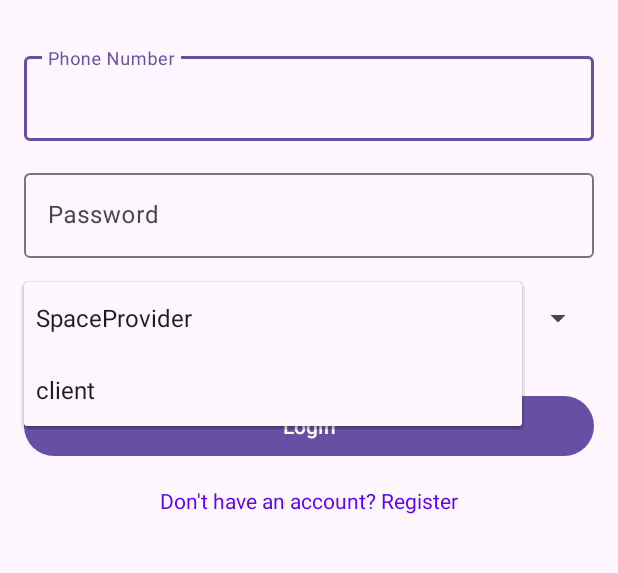
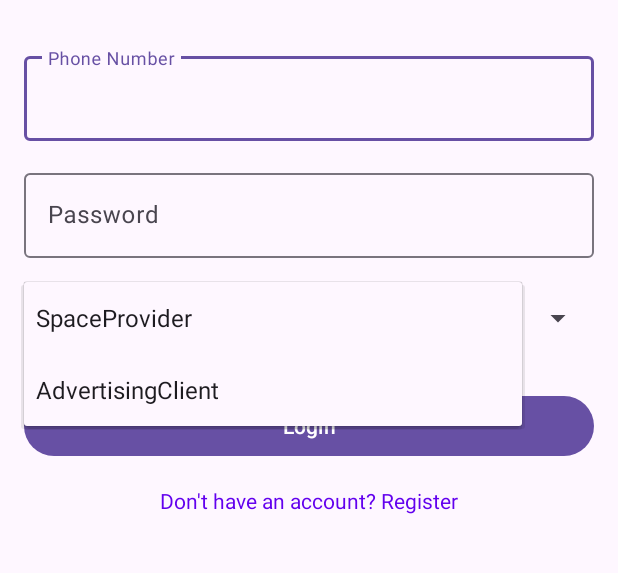
Before and after one commit to SoramYO/PanelWay, an Android app: the screen it shows after launch (MainActivity), after a tap on "SpaceProvider", on a phone screen of 412 x 824 dp, the part 276-849 px from its top. Run offline under Robolectric (Android 15) with nearby library versions, the phone set to English and light mode, and no system bars; our stand-ins replace CircleImageView, Firebase (no records; nobody signed in at launch, a user with empty details on screens opened directly), RxJava.

Commit message:
update role spinner options to include AdvertisingClient

```diff
--- a/app/src/main/java/com/minhtnn/panelway/ui/auth/LoginFragment.java
+++ b/app/src/main/java/com/minhtnn/panelway/ui/auth/LoginFragment.java
@@ -37,7 +37,7 @@ public class LoginFragment extends Fragment {
     }
 
     private void setupRoleSpinner() {
-        String[] roles = new String[]{"SpaceProvider", "client"};
+        String[] roles = new String[]{"SpaceProvider", "AdvertisingClient"};
         ArrayAdapter<String> adapter = new ArrayAdapter<>(
                 requireContext(),
                 android.R.layout.simple_spinner_dropdown_item,
```
